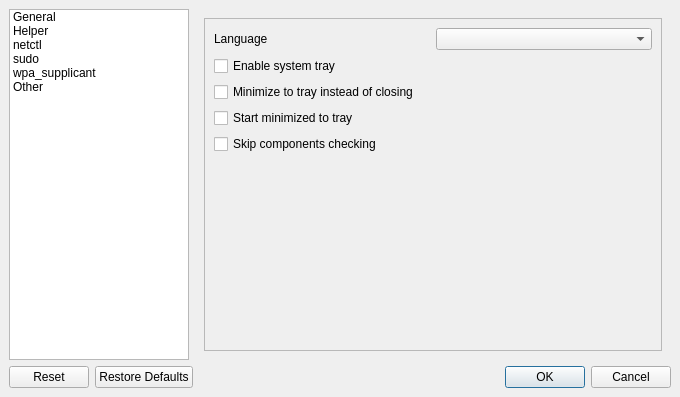
This is sources/gui/src/settingswindow.ui in arcan1s/netctl-gui as Qt 5 draws it before an edit. The edited form follows.
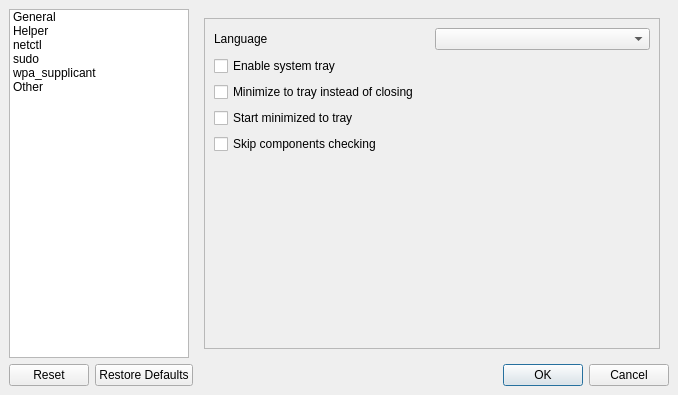
This is the edited form. Icons and pictures are not drawn.

```diff
--- a/sources/gui/src/settingswindow.ui
+++ b/sources/gui/src/settingswindow.ui
@@ -6,8 +6,8 @@
    <rect>
     <x>0</x>
     <y>0</y>
-    <width>680</width>
-    <height>397</height>
+    <width>678</width>
+    <height>395</height>
    </rect>
   </property>
   <property name="windowTitle">
@@ -136,8 +136,8 @@
               <rect>
                <x>0</x>
                <y>0</y>
-               <width>464</width>
-               <height>336</height>
+               <width>462</width>
+               <height>330</height>
               </rect>
              </property>
              <layout class="QVBoxLayout" name="verticalLayout_7">
```
Left out of the diff: 14 changed lines with no effect on the pictures.
